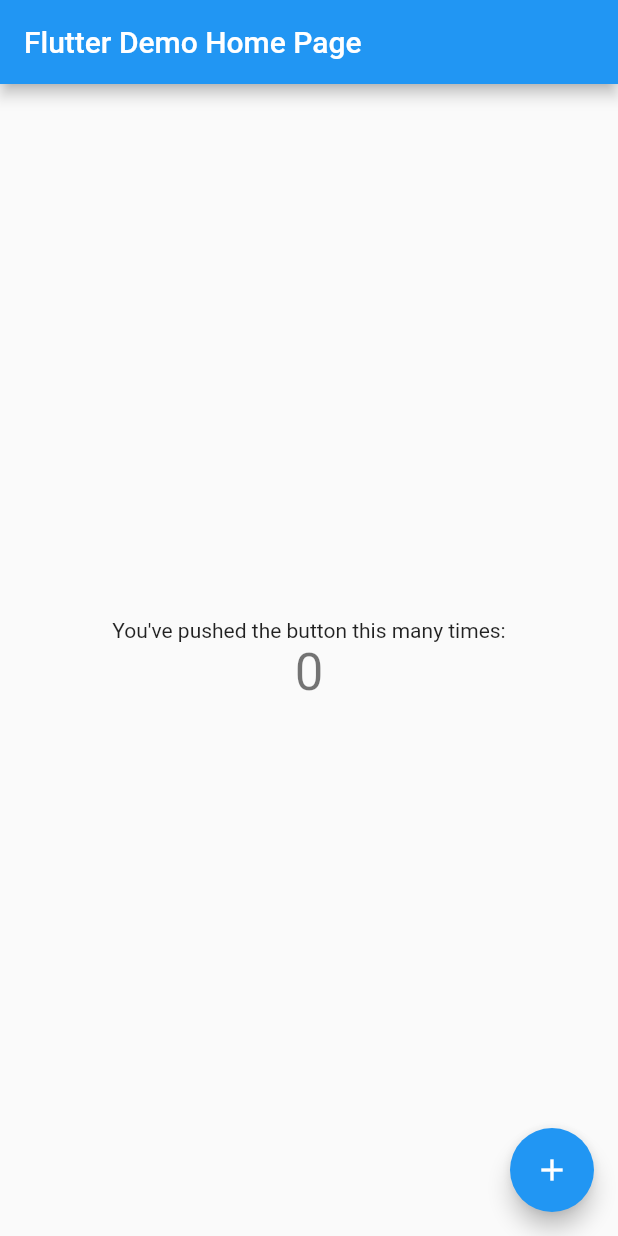
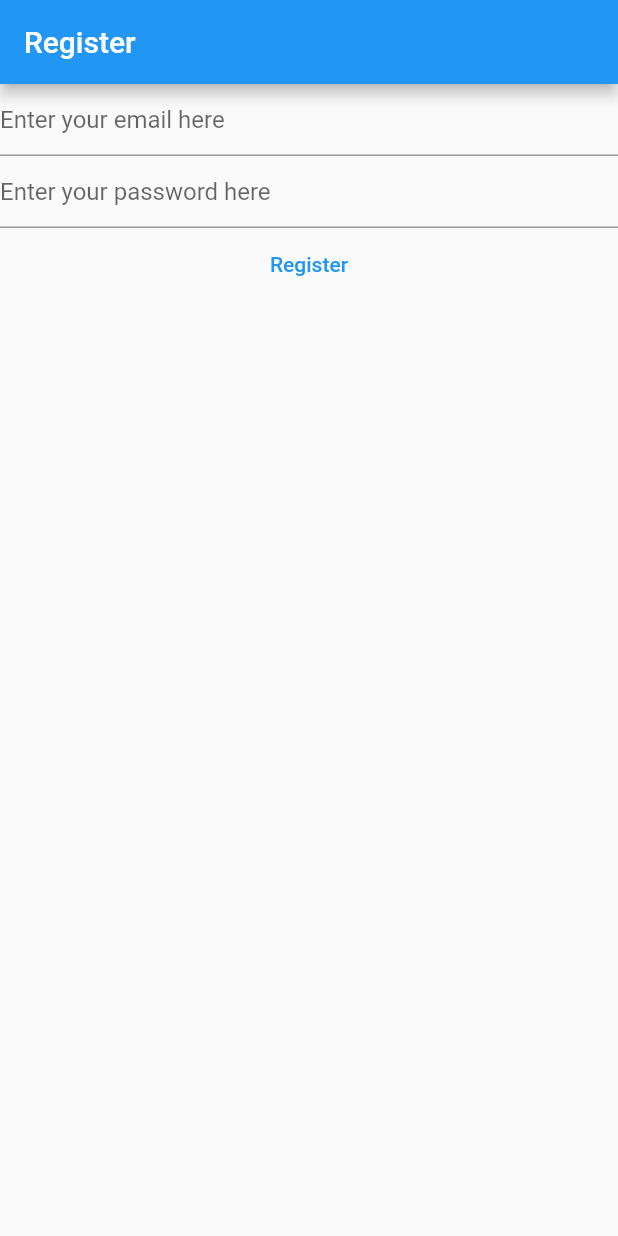
Before and after one commit to adwardwolf/first_dart_project, a Flutter app: the screen it shows after launch, on a phone screen of 412 x 824 dp. Run offline on Flutter 3.47's test engine with Material 2 defaults, Android fonts, the phone set to English and light mode, and no system bars; our stand-ins replace firebase_auth, firebase_core; accounts and stored records are empty.

Commit message:
Add Registration screen

```diff
--- a/lib/main.dart
+++ b/lib/main.dart
@@ -1,11 +1,16 @@
+import 'package:firebase_core/firebase_core.dart';
 import 'package:flutter/material.dart';
+import 'package:firebase_auth/firebase_auth.dart';
+import 'firebase_options.dart';
 
 void main() {
+  WidgetsFlutterBinding.ensureInitialized();
+
   runApp(const MyApp());
 }
 
 class MyApp extends StatelessWidget {
-  const MyApp({Key?  key}) : super(key: key);
+  const MyApp({Key? key}) : super(key: key);
 
   @override
   Widget build(BuildContext context) {
@@ -14,52 +19,87 @@
       theme: ThemeData(
         primarySwatch: Colors.blue,
       ),
-      home: const MyHomePage(title: 'Flutter Demo Home Page'),
+      home: const HomePage(),
     );
   }
 }
 
-class MyHomePage extends StatefulWidget {
-  const MyHomePage({Key? key, required this.title}) : super(key: key);
-
-  final String title;
+class HomePage extends StatefulWidget {
+  const HomePage({Key? key}) : super(key: key);
 
   @override
-  State<MyHomePage> createState() => _MyHomePageState();
+  State<HomePage> createState() => _HomePageState();
 }
 
-class _MyHomePageState extends State<MyHomePage> {
-  int _counter = 0;
+class _HomePageState extends State<HomePage> {
+  late final TextEditingController _email;
+  late final TextEditingController _password;
 
-  void _incrementCounter() {
-    setState(() => _counter++ );
+  @override
+  void initState() {
+    super.initState();
+    _email = TextEditingController();
+    _password = TextEditingController();
+  }
+
+  @override
+  void dispose() {
+    super.dispose();
+    _email.dispose();
+    _password.dispose();
   }
 
   @override
   Widget build(BuildContext context) {
     return Scaffold(
       appBar: AppBar(
-        title: Text(widget.title),
+        title: const Text('Register'),
       ),
       body: Center(
-        child: Column(
-          mainAxisAlignment: MainAxisAlignment.center,
-          children: <Widget>[
-            const Text(
-              "You've pushed the button this many times:",
-            ),
-            Text(
-              '$_counter',
-              style: Theme.of(context).textTheme.headline4,
-            ),
-          ],
+          child: FutureBuilder(
+        future: Firebase.initializeApp(
+          options: DefaultFirebaseOptions.currentPlatform,
         ),
-      ),
-      floatingActionButton: FloatingActionButton(
-        onPressed: _incrementCounter,
-        tooltip: 'Increment',
-        child: const Icon(Icons.add),
-      ),
+        builder: (context, snapshot) {
+          switch (snapshot.connectionState) {
+            case ConnectionState.done:
+              return Column(
+                children: [
+                  TextField(
+                    controller: _email,
+                    enableSuggestions: false,
+                    autocorrect: false,
+                    keyboardType: TextInputType.emailAddress,
+                    decoration: const InputDecoration(
+                      hintText: 'Enter your email here',
+                    ),
+                  ),
+                  TextField(
+                    controller: _password,
+                    obscureText: true,
+                    enableSuggestions: false,
+                    autocorrect: false,
+                    decoration: const InputDecoration(
+                        hintText: "Enter your password here"),
+                  ),
+                  TextButton(
+                    onPressed: () async {
+                      final email = _email.text;
+                      final password = _password.text;
+                      final userCredential = await FirebaseAuth.instance
+                          .createUserWithEmailAndPassword(
+                              email: email, password: password);
+                      print(userCredential);
+                    },
+                    child: const Text('Register'),
+                  )
+                ],
+              );
+            default:
+              return const Text('Loading...');
+          }
+        },
+      )),
     );
   }
 }
```
